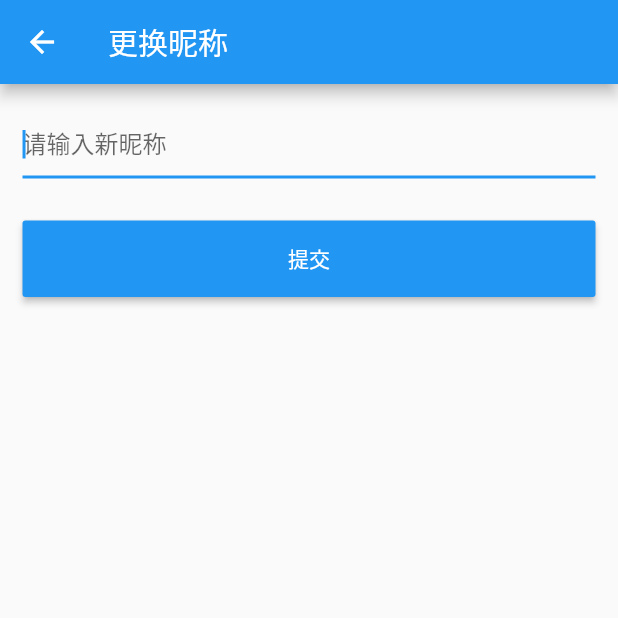
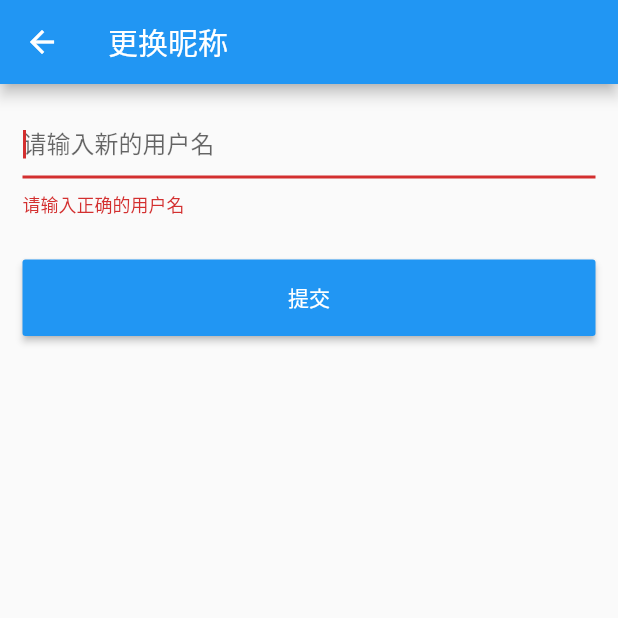
Before and after one commit to gaowei1012/notebook, a Flutter app: the NicknamePage screen opened directly, after a tap on "提交", on a phone screen of 412 x 824 dp, the top half of it. Run offline on Flutter 3.47's test engine with Material 2 defaults, Android fonts, the phone set to English and light mode, and no system bars; our stand-ins replace dio, flare_flutter, flutter_markdown, flutter_redux, flutter_screenutil, flutter_spinkit and 3 more; missing offline and left inert: timeline_list; accounts and stored records are empty; generated files the repository leaves out were written again.

Commit message:
添加提示功能呢

```diff
--- a/lib/pages/setting/page/me_nickname_page.dart
+++ b/lib/pages/setting/page/me_nickname_page.dart
@@ -1,4 +1,7 @@
+import 'package:flutter/cupertino.dart';
 import 'package:flutter/material.dart';
+// import 'package:notebook/utils/show_dailog.dart';
+import 'package:notebook/pages/setting/setting_page.dart';
 
 class NicknamePage extends StatefulWidget {
   @override
@@ -7,38 +10,68 @@ class NicknamePage extends StatefulWidget {
 
 class _NicknamePageState extends State<NicknamePage> {
 
+  GlobalKey<FormState> _formKey = GlobalKey<FormState>();
+  String _email;
+
+  void showDailogTip() {
+    showDialog(
+      context: context,
+      builder: (BuildContext context) {
+        return new CupertinoAlertDialog(
+          title: new Text('提示'),
+          content: new Text('昵称修改成功'),
+          actions: <Widget>[
+            CupertinoDialogAction(
+              child: new Text('确定'),
+              onPressed: () {
+                Navigator.of(context).push(MaterialPageRoute(builder: (context) => SettingPage()));
+              },
+            )
+          ],
+        );
+      }
+    );
+  }
+
   void _formSubmitted() {
-
+    var _form = _formKey.currentState;
+    if (_form.validate()) {
+      print(_email);
+      showDailogTip();
+    } else {
+      print('昵称更改失败');
+    }
+    /// 修改成功,跳转到设置页面
   }
 
   @override
   Widget build(BuildContext context) {
     return Scaffold(
-      appBar: AppBar(
-        title: Text('更换昵称'),
-      ),
+      appBar: AppBar(title: Text('更换昵称'),),
       body: Container(
         padding: EdgeInsets.all(15.0),
         child: Form(
-          child: _nickNameText()
+          key: _formKey,
+          child: _emailText(),
         ),
       ),
     );
   }
 
-  Widget _nickNameText() {
+  Widget _emailText() {
     return Column(
       children: <Widget>[
         TextFormField(
           autofocus: true,
           decoration: InputDecoration(
-            hintText: '请输入新昵称'
+            hintText: '请输入新的用户名'
           ),
           onSaved: (val) {
             // todo
+            _email = val;
           },
           validator: (v) {
-            // todo
+            return v.trim().length > 6 ? null : '请输入正确的用户名';
           },
         ),
         Padding(
--- a/pubspec.yaml
+++ b/pubspec.yaml
@@ -99,3 +99,4 @@ flutter:
     - static/images/default_img.png
     - static/images/logo.png
     - static/images/welcome.png
+    - static/images/avatar.jpg
```
Also changed, not shown: lib/pages/home/data.dart (+10 -10 lines), lib/pages/setting/page/me_email_page.dart (+34 -2 lines), lib/pages/setting/setting_page.dart (+7 -3 lines), static/images/avatar.jpg (added).
